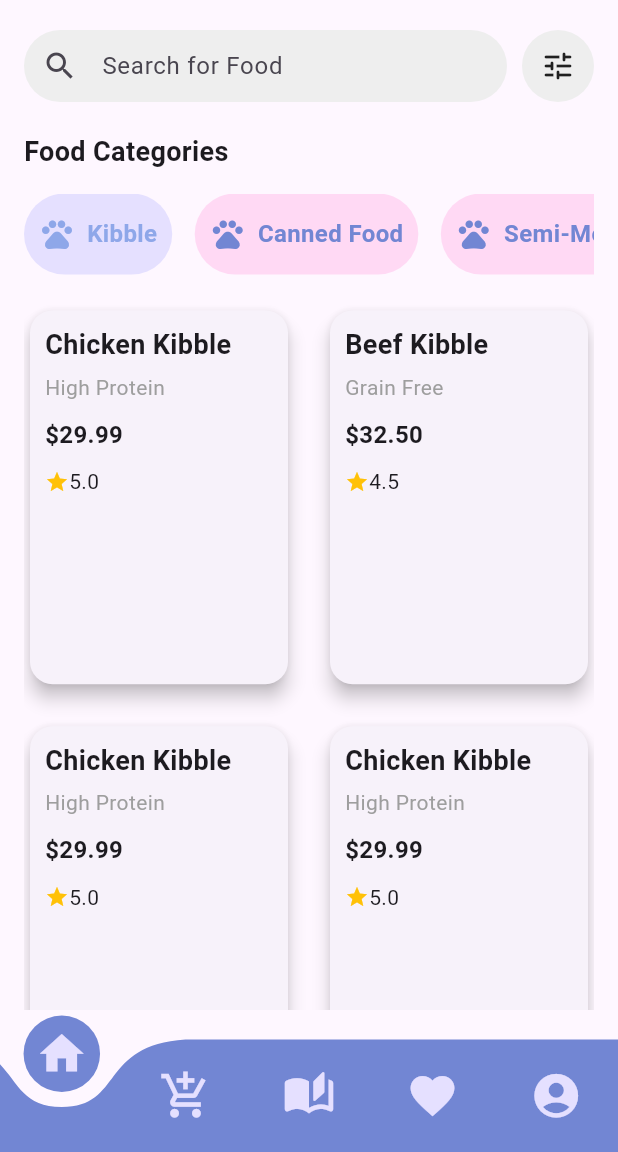
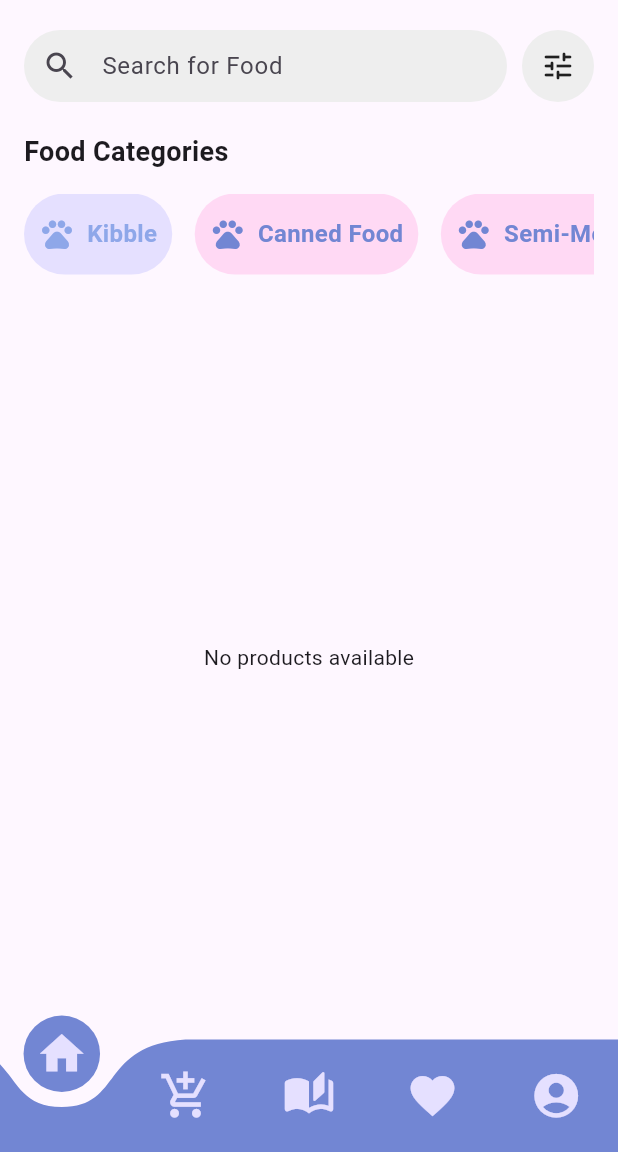
Before and after one commit to KaveeshaUdanii/doggi_app, a Flutter app: the HomePage screen opened directly, on a phone screen of 412 x 824 dp, the part 84-1236 px from its top. Run offline on Flutter 3.47's test engine with Material 3 defaults, Android fonts, the phone set to English and light mode, and no system bars; drawn by our look-alikes of curved_navigation_bar; our stand-ins replace cloud_firestore, firebase_auth, firebase_core, youtube_player_flutter; accounts and stored records are empty.

Commit message:
sixth commit

```diff
--- a/lib/main.dart
+++ b/lib/main.dart
@@ -2,7 +2,7 @@ import 'package:doggi_app/screens/Home_Page.dart';
 import 'package:firebase_core/firebase_core.dart';
 import 'package:flutter/material.dart';
 import 'auth/login_page.dart';
-
+import 'package:cloud_firestore/cloud_firestore.dart';
 
 void main() async {
   WidgetsFlutterBinding.ensureInitialized();
--- a/lib/screens/Home/HomeContent.dart
+++ b/lib/screens/Home/HomeContent.dart
@@ -1,4 +1,5 @@
 import 'package:flutter/material.dart';
+import 'package:cloud_firestore/cloud_firestore.dart';
 
 class HomeContent extends StatefulWidget {
   const HomeContent({Key? key}) : super(key: key);
@@ -9,40 +10,25 @@ class HomeContent extends StatefulWidget {
 
 class _HomeContentState extends State<HomeContent> {
   int selectedIndex = 0; // Keep track of the selected food category
+  late String selectedCategory;
 
   final List<Map<String, dynamic>> categories = [
-    {'name': 'Kibble', 'icon': Icons.pets, 'image': 'assets/sri_lankan_icon.png'},
-    {'name': 'Canned Food', 'icon': Icons.pets, 'image': 'assets/chinese_icon.png'},
-    {'name': 'Semi-Moist Food', 'icon': Icons.pets, 'image': 'assets/italian_icon.png'},
-    {'name': 'Home Cooked Food', 'icon': Icons.pets, 'image': 'assets/thai_icon.png'},
-    {'name': 'Raw Dog Food', 'icon': Icons.pets, 'image': 'assets/indian_icon.png'},
+    {'name': 'Kibble', 'icon': Icons.pets},
+    {'name': 'Canned Food', 'icon': Icons.pets},
+    {'name': 'Semi-Moist Food', 'icon': Icons.pets},
+    {'name': 'Home Cooked Food', 'icon': Icons.pets},
+    {'name': 'Raw Dog Food', 'icon': Icons.pets},
   ];
 
-  // Sample products data
-  final Map<String, List<Product>> products = {
-    'Kibble': [
-      Product(name: 'Chicken Kibble', subtitle: 'High Protein', price: 29.99, reviews: 5),
-      Product(name: 'Beef Kibble', subtitle: 'Grain Free', price: 32.50, reviews: 4.5),
-      Product(name: 'Chicken Kibble', subtitle: 'High Protein', price: 29.99, reviews: 5),
-      Product(name: 'Chicken Kibble', subtitle: 'High Protein', price: 29.99, reviews: 5),
-      Product(name: 'Chicken Kibble', subtitle: 'High Protein', price: 29.99, reviews: 5),
-      Product(name: 'Chicken Kibble', subtitle: 'High Protein', price: 29.99, reviews: 5),
-
-    ],
-    'Canned Food': [
-      Product(name: 'Chicken Canned Food', subtitle: 'With Vegetables', price: 24.99, reviews: 4.8),
-      Product(name: 'Fish Canned Food', subtitle: 'Rich in Omega-3', price: 22.50, reviews: 4.7),
-    ],
-    'Semi-Moist Food': [
-      Product(name: 'Beef Semi-Moist Food', subtitle: 'Tender and Juicy', price: 26.99, reviews: 4.6),
-      Product(name: 'Chicken Semi-Moist Food', subtitle: 'All Natural', price: 28.50, reviews: 4.5),
-    ],
-    // Add products for other categories similarly
-  };
+  @override
+  void initState() {
+    super.initState();
+    selectedCategory = categories[selectedIndex]['name'];
+  }
 
   @override
   Widget build(BuildContext context) {
-    String selectedCategory = categories[selectedIndex]['name'];
+    selectedCategory = categories[selectedIndex]['name'];
 
     return Padding(
       padding: const EdgeInsets.symmetric(horizontal: 16.0, vertical: 20.0),
@@ -137,17 +123,51 @@ class _HomeContentState extends State<HomeContent> {
 
           // Product cards section
           Expanded(
-            child: GridView.builder(
+            child: StreamBuilder<QuerySnapshot>(
+              stream: FirebaseFirestore.instance
+                  .collection('Food') // Replace 'Food' with your Firestore collection name
+                  .where('Category', isEqualTo: selectedCategory) // Filter by the selected category
+                  .snapshots(),
+              builder: (context, snapshot) {
+                if (snapshot.connectionState == ConnectionState.waiting) {
+                  return Center(child: CircularProgressIndicator());
+                }
+                if (snapshot.hasError) {
+                  return Center(child: Text('Error: ${snapshot.error}'));
+                }
+                if (!snapshot.hasData || snapshot.data!.docs.isEmpty) {
+                  return Center(child: Text('No products available'));
+                }
+
+                final products = snapshot.data!.docs.map((doc) {
+                  final data = doc.data() as Map<String, dynamic>;
+
+                  // Extract the numeric price from the formatted string
+                  String priceString = data['Price'] ?? 'Rs. 0';
+                  double price = double.tryParse(priceString.replaceAll(RegExp(r'[^0-9.]'), '')) ?? 0.0;
+
+                  return Product(
+                    name: data['F_Name'] ?? 'No Name',
+                    subtitle: data['Description'] ?? 'No Subtitle',
+                    price: price, // Use the extracted numeric price
+                    reviews: (data['reviews'] ?? 0).toDouble(),
+                    imageUrl: data['image'] ?? '', // Ensure to retrieve the image URL
+                  );
+                }).toList();
+
+                return GridView.builder(
                   gridDelegate: const SliverGridDelegateWithFixedCrossAxisCount(
                     crossAxisCount: 2,
                     mainAxisSpacing: 20.0,
                     crossAxisSpacing: 20.0,
                     childAspectRatio: 0.7,
                   ),
-              itemCount: products[selectedCategory]?.length ?? 0,
+                  itemCount: products.length,
                   itemBuilder: (context, index) {
-                final product = products[selectedCategory]![index];
+                    final product = products[index];
                     return ProductCard(product: product);
+                  },
+                );
               },
             ),
           ),
@@ -163,12 +183,14 @@ class Product {
   final String subtitle;
   final double price;
   final double reviews;
+  final String imageUrl; // New property for image URL
 
   Product({
     required this.name,
     required this.subtitle,
     required this.price,
     required this.reviews,
+    required this.imageUrl, // Initialize the new property
   });
 }
 
@@ -190,6 +212,17 @@ class ProductCard extends StatelessWidget {
         child: Column(
           crossAxisAlignment: CrossAxisAlignment.start,
           children: [
+            // Product image
+            ClipRRect(
+              borderRadius: BorderRadius.circular(10),
+              child: Image.network(
+                product.imageUrl,
+                fit: BoxFit.cover,
+                height: 100,
+                width: double.infinity,
+              ),
+            ),
+            const SizedBox(height: 10),
             // Product name
             Text(
               product.name,
@@ -204,7 +237,7 @@ class ProductCard extends StatelessWidget {
             const SizedBox(height: 10),
             // Product price
             Text(
-              '\$${product.price.toStringAsFixed(2)}',
+              'Rs. ${product.price.toStringAsFixed(4)}', // Display the price with "Rs."
               style: const TextStyle(fontSize: 16, fontWeight: FontWeight.bold),
             ),
             const SizedBox(height: 10),
--- a/lib/screens/Home_Page.dart
+++ b/lib/screens/Home_Page.dart
@@ -5,6 +5,7 @@ import 'package:doggi_app/screens/Cart/CartContent.dart';
 import 'package:doggi_app/screens/Instructions/StoriesContent.dart';
 import 'package:doggi_app/screens/Favourite/FavoritesContent.dart';
 import 'package:doggi_app/screens/Account/AccountContent.dart';
+import 'package:cloud_firestore/cloud_firestore.dart';
 
 
 class HomePage extends StatefulWidget {
```
Also changed, not shown: assets/welcome.gif (added). Lines whose indentation alone changed are shown as unchanged.
